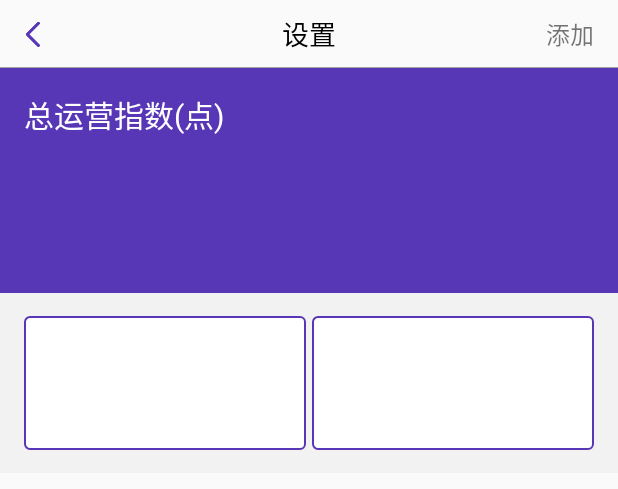
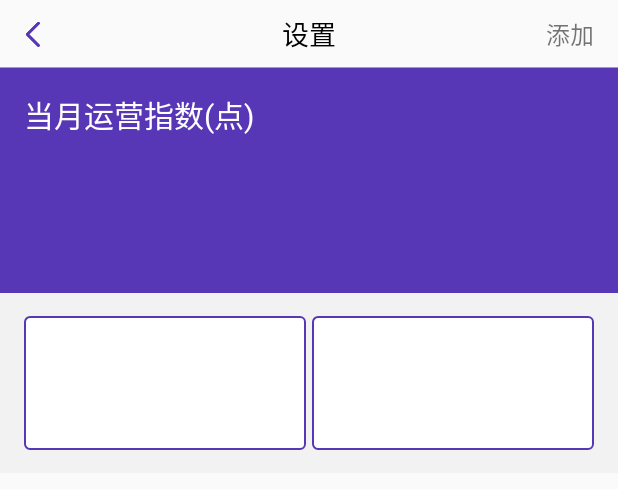
Before and after one commit to Yccc-argb/maji, an Android app: the layout fragment_income.xml on its own in the app's theme, with its tools: preview values and no code run, on a phone screen of 412 x 824 dp. Shown: the top 489 px of the screen. Run offline under Robolectric (Android 15) with nearby library versions, the phone set to English and light mode, and no system bars.

Commit message:
mj-1.0.2

```diff
--- a/app/build.gradle
+++ b/app/build.gradle
@@ -11,7 +11,7 @@ android {
         minSdkVersion 17
         targetSdkVersion 27
         versionCode 1
-        versionName "1.0.1"
+        versionName "1.0.2"
         testInstrumentationRunner "android.support.test.runner.AndroidJUnitRunner"
     }
     buildTypes {
--- a/app/src/main/res/layout/fragment_income.xml
+++ b/app/src/main/res/layout/fragment_income.xml
@@ -18,7 +18,7 @@
             android:layout_height="wrap_content"
             android:layout_marginLeft="16dp"
             android:layout_marginTop="16dp"
-            android:text="总运营指数(点)"
+            android:text="当月运营指数(点)"
             android:textColor="@color/color_white"
             android:textSize="20sp" />
 
```
Also changed, not shown: 1 other file.
